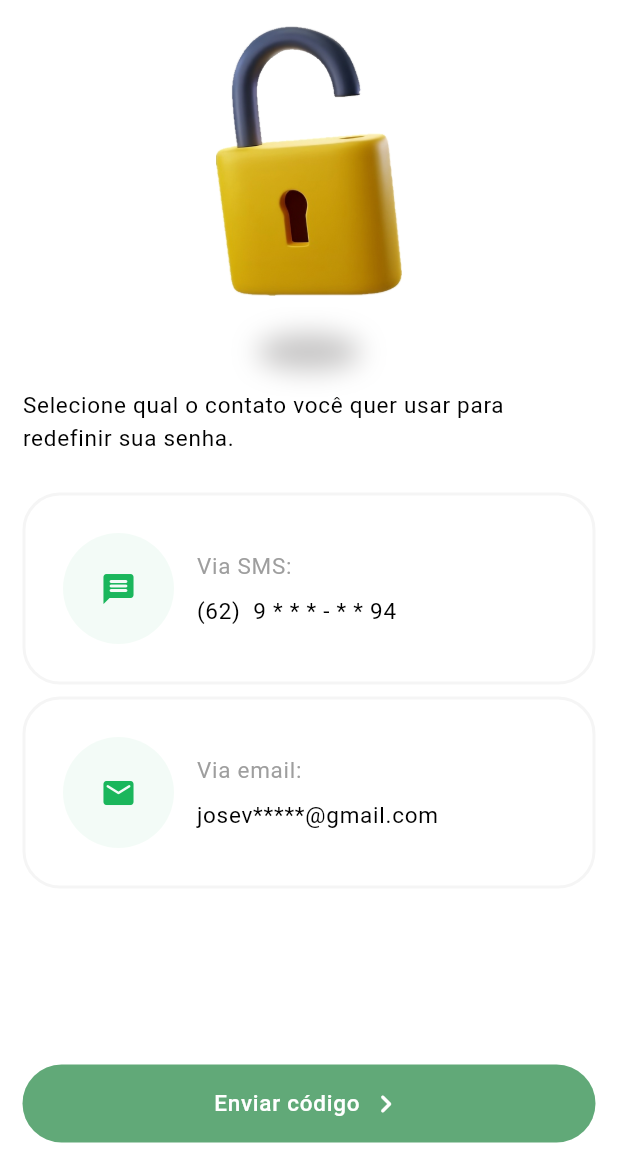
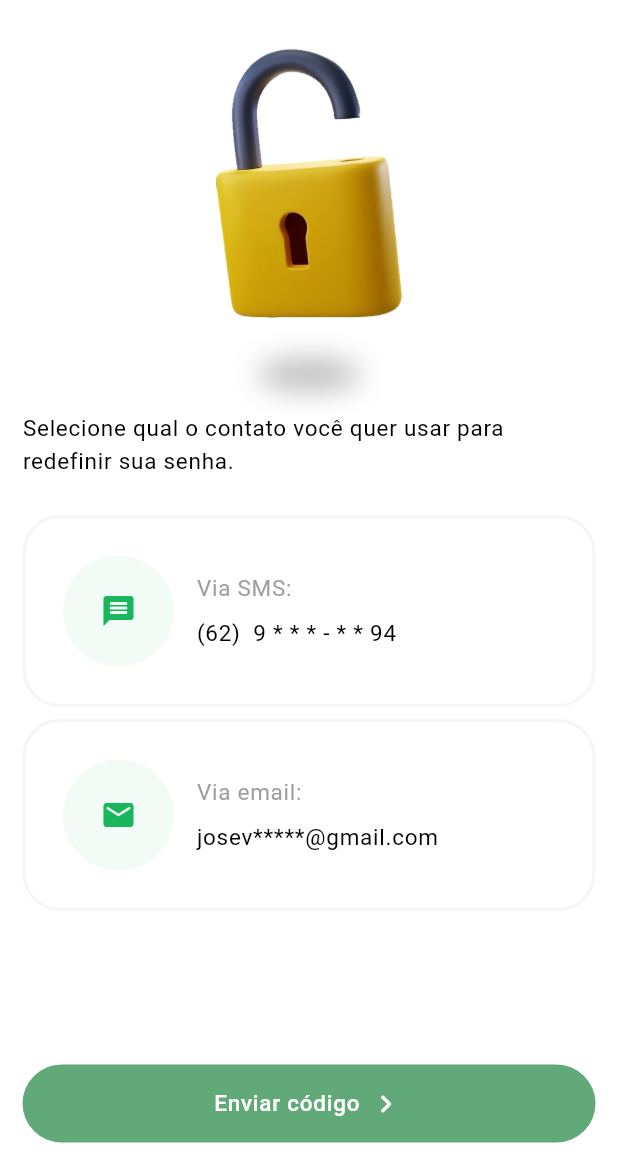
Before and after one commit to JoseVinicius-P/AluExpress-Flutter, a Flutter app: the ForgotPasswordPage screen opened by its route, on a phone screen of 412 x 824 dp, the part 71-1236 px from its top. Run offline on Flutter 3.47's test engine with Material 2 defaults, Android fonts, the phone set to English and light mode, and no system bars; drawn by our look-alikes of auto_size_text; our stand-ins replace carousel_slider, flutter_keyboard_visibility, flutter_modular, flutter_triple, mask_text_input_formatter, pinput and 1 more.

Commit message:
reafctor: Padronizando Inserções e organizando código

```diff
--- a/lib/app/modules/authentication/pages/access_options_page.dart
+++ b/lib/app/modules/authentication/pages/access_options_page.dart
@@ -2,6 +2,7 @@ import 'package:flutter/material.dart';
 import 'package:flutter_modular/flutter_modular.dart';
 import 'package:luguel/app/modules/authentication/widgets/options_access_widget.dart';
 import 'package:luguel/app/modules/authentication/widgets/title_widget.dart';
+import 'package:luguel/app/shared/utilities/my_edge_insets.dart';
 import 'package:responsive_builder/responsive_builder.dart';
 
 class AccessOptionsPage extends StatefulWidget {
@@ -22,7 +23,7 @@ class AccessOptionsPageState extends State<AccessOptionsPage> {
     return Scaffold(
       extendBodyBehindAppBar: true,
       body: Padding(
-        padding: EdgeInsets.only(top: MediaQuery.of(context).padding.top + 15, bottom: 15.0, left: 15.0, right: 15.0),
+        padding: MyEdgeInsets.getInsetsBelowStatusBar(context),
         child: OrientationLayoutBuilder(
           portrait: (context) => Column(
             children: [
--- a/lib/app/modules/authentication/pages/create_account_page.dart
+++ b/lib/app/modules/authentication/pages/create_account_page.dart
@@ -6,6 +6,7 @@ import 'package:luguel/app/modules/authentication/widgets/form_widget.dart';
 import 'package:luguel/app/modules/authentication/widgets/google_button_widget.dart';
 import 'package:luguel/app/modules/authentication/widgets/question_and_button_widget.dart';
 import 'package:luguel/app/modules/authentication/widgets/title_widget.dart';
+import 'package:luguel/app/shared/utilities/my_edge_insets.dart';
 import 'package:luguel/app/shared/widgets/default_button_widget.dart';
 import 'package:luguel/app/shared/utilities/my_colors.dart';
 import 'package:responsive_builder/responsive_builder.dart';
@@ -49,7 +50,7 @@ class CreateAccountPageState extends State<CreateAccountPage> {
         forceMaterialTransparency: true,
       ),
       body: Padding(
-        padding: EdgeInsets.all(5.sw),
+        padding: MyEdgeInsets.standard,
         child: OrientationLayoutBuilder(
           portrait: (context) {
             return Column(
--- a/lib/app/modules/authentication/pages/forgot_password_page.dart
+++ b/lib/app/modules/authentication/pages/forgot_password_page.dart
@@ -7,6 +7,7 @@ import 'package:luguel/app/modules/authentication/stores/forgot_password_store.d
 import 'package:luguel/app/modules/authentication/widgets/contact_method_dense_widget.dart';
 import 'package:luguel/app/modules/authentication/widgets/contact_method_widget%5D.dart';
 import 'package:luguel/app/modules/authentication/widgets/floating_image_widget.dart';
+import 'package:luguel/app/shared/utilities/my_edge_insets.dart';
 import 'package:luguel/app/shared/widgets/default_button_widget.dart';
 import 'package:luguel/app/shared/utilities/my_colors.dart';
 import 'package:responsive_builder/responsive_builder.dart';
@@ -29,6 +30,7 @@ class ForgotPasswordPageState extends State<ForgotPasswordPage> with TickerProvi
   @override
   Widget build(BuildContext context) {
     var theme = Theme.of(context);
+    var globalContext = context;
     var buttonNext = TripleBuilder(
       store: store,
       builder: (context, triple) {
@@ -57,11 +59,11 @@ class ForgotPasswordPageState extends State<ForgotPasswordPage> with TickerProvi
           style: theme.textTheme.titleMedium!.copyWith(color: Colors.black, fontSize: 25),
         ),
       ),
-      body: Padding(
-        padding: const EdgeInsets.only(bottom: 15.0, left: 15.0, right: 15.0),
-        child: OrientationLayoutBuilder(
+      body: OrientationLayoutBuilder(
         portrait: (context) {
-            return SafeArea(
+          return Padding(
+            padding: MyEdgeInsets.standard,
+            child: SafeArea(
               child: Stack(
                 children: [
                   SingleChildScrollView(
@@ -108,6 +110,7 @@ class ForgotPasswordPageState extends State<ForgotPasswordPage> with TickerProvi
                   ),
                 ],
               ),
+            ),
           );
         },
         landscape: (context) {
@@ -127,6 +130,8 @@ class ForgotPasswordPageState extends State<ForgotPasswordPage> with TickerProvi
                 ),
               ),
               Expanded(
+                child: Padding(
+                  padding: MyEdgeInsets.getInsetsBelowStatusBar(globalContext),
                   child: Column(
                     mainAxisSize: MainAxisSize.min,
                     children: [
@@ -170,12 +175,12 @@ class ForgotPasswordPageState extends State<ForgotPasswordPage> with TickerProvi
                       buttonNext,
                     ],
                   ),
+                ),
               )
             ],
           );
         },
       ),
-      ),
     );
   }
 }
--- a/lib/app/modules/authentication/pages/login_page.dart
+++ b/lib/app/modules/authentication/pages/login_page.dart
@@ -7,6 +7,7 @@ import 'package:luguel/app/modules/authentication/widgets/form_widget.dart';
 import 'package:luguel/app/modules/authentication/widgets/google_button_widget.dart';
 import 'package:luguel/app/modules/authentication/widgets/question_and_button_widget.dart';
 import 'package:luguel/app/modules/authentication/widgets/title_widget.dart';
+import 'package:luguel/app/shared/utilities/my_edge_insets.dart';
 import 'package:luguel/app/shared/widgets/default_button_widget.dart';
 import 'package:luguel/app/shared/utilities/my_colors.dart';
 import 'package:responsive_builder/responsive_builder.dart';
@@ -60,7 +61,7 @@ class LoginPageState extends State<LoginPage> {
         forceMaterialTransparency: true,
       ),
       body: Padding(
-        padding: EdgeInsets.all(5.sw),
+        padding: MyEdgeInsets.getInsetsBelowStatusBar(context),
         child: OrientationLayoutBuilder(
           portrait: (context) {
             return Column(
--- a/lib/app/modules/authentication/pages/recovery_code_page.dart
+++ b/lib/app/modules/authentication/pages/recovery_code_page.dart
@@ -5,6 +5,7 @@ import 'package:flutter_triple/flutter_triple.dart';
 import 'package:luguel/app/modules/authentication/interfaces/i_resend_code_store.dart';
 import 'package:luguel/app/modules/authentication/interfaces/i_verify_code_store.dart';
 import 'package:luguel/app/modules/authentication/widgets/resend_code_widget.dart';
+import 'package:luguel/app/shared/utilities/my_edge_insets.dart';
 import 'package:luguel/app/shared/widgets/default_button_widget.dart';
 import 'package:luguel/app/shared/utilities/my_colors.dart';
 import 'package:luguel/app/shared/widgets/flexible_sized_box.dart';
@@ -105,7 +106,7 @@ class RecoveryCodePageState extends State<RecoveryCodePage> {
         ),
       ),
       body: Padding(
-        padding: const EdgeInsets.only(top: 15.0, bottom: 30.0, left: 15.0, right: 15.0),
+        padding: MyEdgeInsets.standard,
         child: OrientationLayoutBuilder(
           portrait: (context){
             return Stack(
--- a/lib/app/modules/authentication/widgets/contact_method_widget].dart
+++ b/lib/app/modules/authentication/widgets/contact_method_widget].dart
@@ -3,6 +3,7 @@ import 'package:auto_size_text/auto_size_text.dart';
 import 'package:flutter/cupertino.dart';
 import 'package:flutter/material.dart';
 import 'package:luguel/app/shared/utilities/my_colors.dart';
+import 'package:luguel/app/shared/utilities/my_edge_insets.dart';
 
 class ContactMethodWidget extends StatelessWidget {
   const ContactMethodWidget({
@@ -34,7 +35,7 @@ class ContactMethodWidget extends StatelessWidget {
               width: 2
           ),
         ),
-        padding: const EdgeInsets.all(25),
+        padding: MyEdgeInsets.insideContactMethod,
         child: Row(
           mainAxisSize: MainAxisSize.max,
           children: [
@@ -43,7 +44,7 @@ class ContactMethodWidget extends StatelessWidget {
                 shape: BoxShape.circle,
                 color: MyColors.primaryColor.withOpacity(0.05),
               ),
-              padding: const EdgeInsets.all(25),
+              padding: MyEdgeInsets.insideContactMethod,
               child: Icon(icon, color: MyColors.primaryColor,),
             ),
             const SizedBox(width: 15,),
--- a/lib/app/modules/authentication/widgets/google_button_widget.dart
+++ b/lib/app/modules/authentication/widgets/google_button_widget.dart
@@ -1,5 +1,6 @@
 import 'package:auto_size_text/auto_size_text.dart';
 import 'package:flutter/material.dart';
+import 'package:luguel/app/shared/utilities/my_edge_insets.dart';
 import 'package:responsive_builder/responsive_builder.dart';
 
 class GoogleButtonWidget extends StatelessWidget {
@@ -25,8 +26,8 @@ class GoogleButtonWidget extends StatelessWidget {
           borderRadius: BorderRadius.circular(17),
         ),
         child: Padding(
-          padding: withText == null || withText! ? const EdgeInsets.all(13) :
-          const EdgeInsets.symmetric(horizontal: 30, vertical: 12),
+          padding: withText == null || withText! ? MyEdgeInsets.insideButton :
+          MyEdgeInsets.googleButtonWithoutText,
           child: Row(
             mainAxisAlignment: MainAxisAlignment.center,
             children: [
--- a/lib/app/modules/presentation/pages/slide_page.dart
+++ b/lib/app/modules/presentation/pages/slide_page.dart
@@ -5,6 +5,7 @@ import 'package:luguel/app/modules/presentation/interfaces/i_slide_store.dart';
 import 'package:luguel/app/modules/presentation/widgets/carousel_slider_widget.dart';
 import 'package:luguel/app/modules/presentation/widgets/slide_indicator_widget.dart';
 import 'package:luguel/app/modules/presentation/widgets/slide_page_widget.dart';
+import 'package:luguel/app/shared/utilities/my_edge_insets.dart';
 import 'package:luguel/app/shared/widgets/default_button_widget.dart';
 import 'package:luguel/app/shared/utilities/my_colors.dart';
 import 'package:responsive_builder/responsive_builder.dart';
@@ -114,7 +115,7 @@ class SlidePageState extends State<SlidePage>{
               Expanded(
                 flex: 1,
                 child: Padding(
-                  padding: EdgeInsets.symmetric(horizontal: 5.sw, vertical: 10),
+                  padding: MyEdgeInsets.standard,
                   child: Column(
                     mainAxisSize: MainAxisSize.max,
                     mainAxisAlignment: MainAxisAlignment.center,
@@ -152,7 +153,7 @@ class SlidePageState extends State<SlidePage>{
               Expanded(
                 flex: 1,
                 child: Padding(
-                  padding: EdgeInsets.all(5.sw),
+                  padding: MyEdgeInsets.standard,
                   child: Row(
                     children: [
                       TripleBuilder(
--- a/lib/app/modules/presentation/widgets/welcome_widget.dart
+++ b/lib/app/modules/presentation/widgets/welcome_widget.dart
@@ -1,6 +1,7 @@
 import 'package:auto_size_text/auto_size_text.dart';
 import 'package:flutter/material.dart';
 import 'package:flutter_modular/flutter_modular.dart';
+import 'package:luguel/app/shared/utilities/my_edge_insets.dart';
 import 'package:luguel/app/shared/widgets/default_button_widget.dart';
 import 'package:luguel/app/shared/utilities/my_colors.dart';
 import 'package:luguel/app/shared/widgets/flexible_sized_box.dart';
@@ -15,7 +16,7 @@ class WelcomeWidget extends StatelessWidget {
     var theme = Theme.of(context);
     return SafeArea(
       child: Padding(
-        padding: const EdgeInsets.all(25.0),
+        padding: MyEdgeInsets.getInsetsBelowStatusBar(context),
         child: Column(
           mainAxisSize: MainAxisSize.min,
           crossAxisAlignment: CrossAxisAlignment.start,
--- /dev/null
+++ b/lib/app/shared/utilities/my_edge_insets.dart
@@ -0,0 +1,17 @@
+
+
+import 'package:flutter/cupertino.dart';
+
+class MyEdgeInsets {
+  static const standard = EdgeInsets.all(15.0);
+  static const insideButton = EdgeInsets.all(13.0);
+  static const insideTextBubble = EdgeInsets.all(8.0);
+  static const insideContactMethod = EdgeInsets.all(25.0);
+  static const googleButtonWithoutText = EdgeInsets.symmetric(horizontal: 30, vertical: 12);
+
+
+
+  static getInsetsBelowStatusBar(BuildContext context){
+    return standard.copyWith(top: MediaQuery.of(context).padding.top + standard.top);
+  }
+}
--- a/lib/app/shared/widgets/default_button_widget.dart
+++ b/lib/app/shared/widgets/default_button_widget.dart
@@ -1,6 +1,7 @@
 import 'package:auto_size_text/auto_size_text.dart';
 import 'package:flutter/material.dart';
 import 'package:luguel/app/shared/utilities/my_colors.dart';
+import 'package:luguel/app/shared/utilities/my_edge_insets.dart';
 
 class DefaultButtonWidget extends StatelessWidget {
   final void Function()? onTap;
@@ -44,7 +45,7 @@ class DefaultButtonWidget extends StatelessWidget {
                   ]
               ),
               child: Padding(
-                padding: const EdgeInsets.all(13),
+                padding: MyEdgeInsets.insideButton,
                 child: Row(
                   mainAxisSize: MainAxisSize.max,
                   mainAxisAlignment: MainAxisAlignment.center,
```
Also changed, not shown: lib/app/modules/authentication/pages/create_new_password_page.dart (+12 -6 lines), lib/app/modules/presentation/widgets/slide_page_widget.dart (+4 -3 lines). Lines whose indentation alone changed are shown as unchanged.
